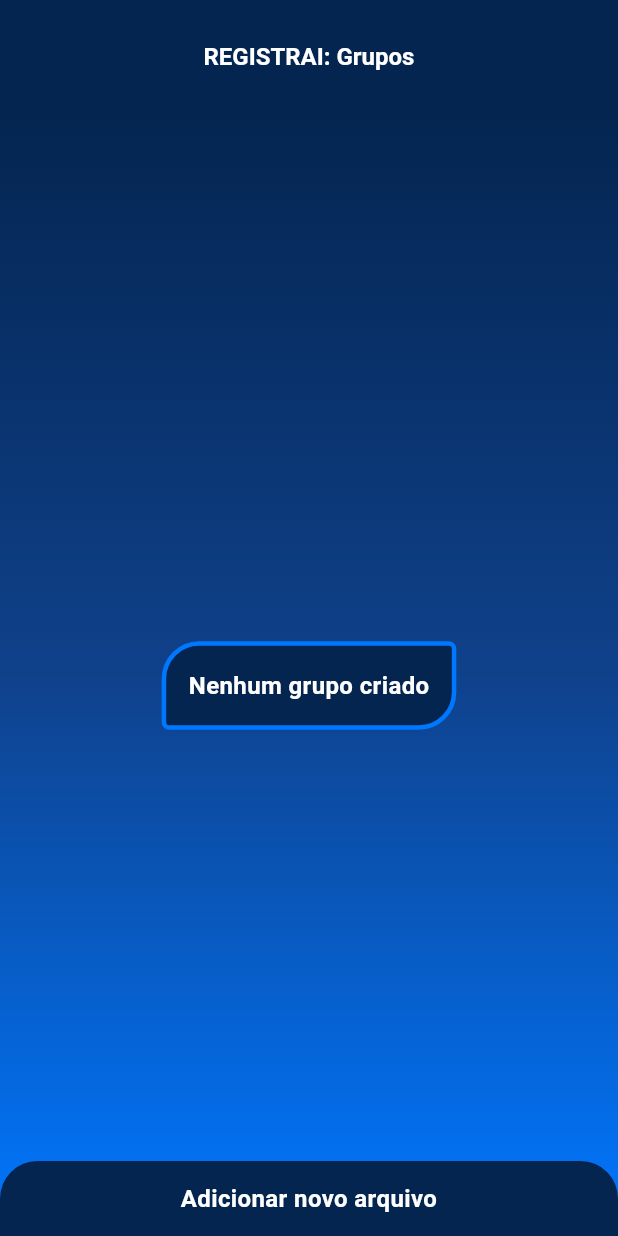
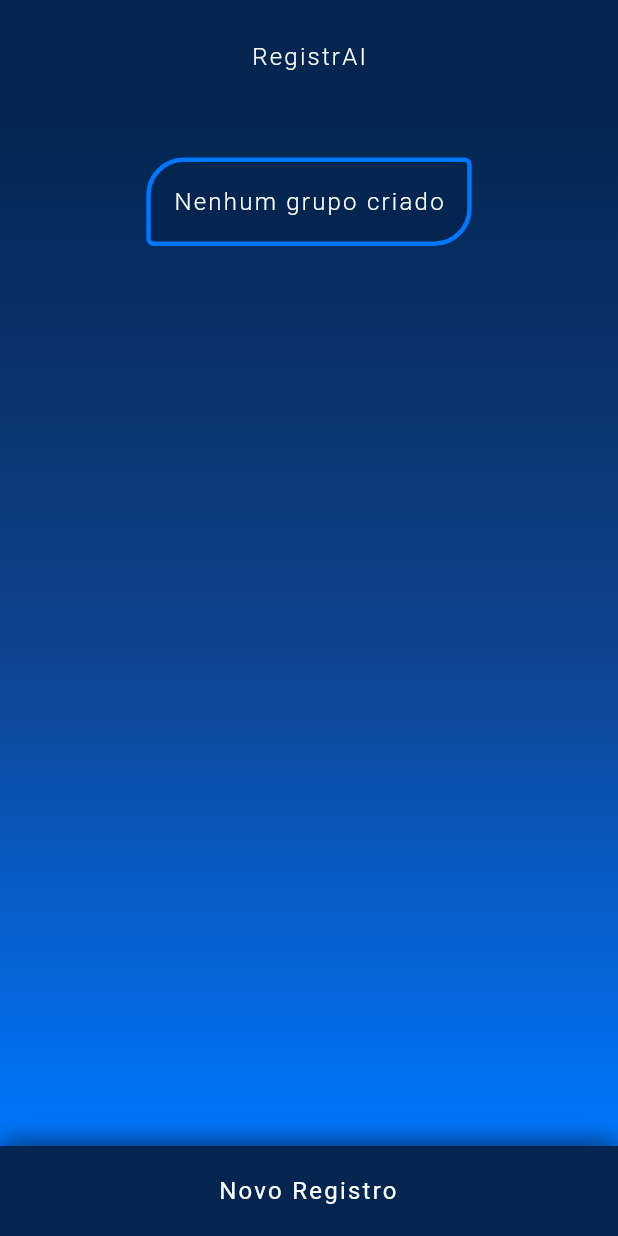
Before and after one commit to alexandrofuchs/autogen_registry_app, a Flutter app: the screen it shows after launch, on a phone screen of 412 x 824 dp. Run offline on Flutter 3.47's test engine with Material 3 defaults, Android fonts, the phone set to English and light mode, and no system bars; our stand-ins replace camera, equatable, flutter_animate, flutter_markdown, get_it, sqflite; accounts and stored records are empty.

Commit message:
fixed:[group list margin, new registry on specific category],

```diff
--- a/lib/core/theme/app_text_styles.dart
+++ b/lib/core/theme/app_text_styles.dart
@@ -2,15 +2,15 @@ import 'package:flutter/material.dart';
 import 'package:autogen_registry_app/core/theme/app_colors.dart';
 
 abstract class AppTextStyles {
-  static const TextStyle titleStyleLarge = TextStyle(color: AppColors.primaryColorDark, fontSize: 18, fontWeight: FontWeight.w500);
-  static const TextStyle titleStyleMedium = TextStyle(color: AppColors.primaryColorDark, fontSize: 16, fontWeight: FontWeight.w400);
-  static const TextStyle titleStyleSmall = TextStyle(color: AppColors.primaryColorDark, fontSize: 14, fontWeight: FontWeight.w400);
+  static const TextStyle titleStyleLarge = TextStyle(color: AppColors.primaryColorDark, fontSize: 18, fontWeight: FontWeight.w300, letterSpacing: 1.5);
+  static const TextStyle titleStyleMedium = TextStyle(color: AppColors.primaryColorDark, fontSize: 16, fontWeight: FontWeight.w300, letterSpacing: 1.0);
+  static const TextStyle titleStyleSmall = TextStyle(color: AppColors.primaryColorDark, fontSize: 14, fontWeight: FontWeight.w300, letterSpacing: 0.5);
 
-  static const TextStyle labelStyleLarge = TextStyle(color: AppColors.secundaryColor, fontSize: 16, fontWeight: FontWeight.w600);
-  static const TextStyle labelStyleMedium = TextStyle(color: AppColors.secundaryColor, fontSize: 14, fontWeight: FontWeight.w500);
-  static const TextStyle labelStyleSmall = TextStyle(color: AppColors.secundaryColor, fontSize: 12, fontWeight: FontWeight.w400);
+  static const TextStyle labelStyleLarge = TextStyle(color: AppColors.secundaryColor, fontSize: 16, fontWeight: FontWeight.w300, letterSpacing: 1.5);
+  static const TextStyle labelStyleMedium = TextStyle(color: AppColors.secundaryColor, fontSize: 14, fontWeight: FontWeight.w300, letterSpacing: 1.0);
+  static const TextStyle labelStyleSmall = TextStyle(color: AppColors.secundaryColor, fontSize: 12, fontWeight: FontWeight.w300, letterSpacing: 0.5);
 
-  static const TextStyle bodyStyleLarge = TextStyle(color: AppColors.primaryColorDark, fontSize: 16, fontWeight: FontWeight.w500);
-  static const TextStyle bodyStyleMedium = TextStyle(color: AppColors.primaryColorDark, fontSize: 14, fontWeight: FontWeight.w400);
-  static const TextStyle bodyStyleSmall = TextStyle(color: AppColors.primaryColorDark, fontSize: 12, fontWeight: FontWeight.w400);
+  static const TextStyle bodyStyleLarge = TextStyle(color: AppColors.primaryColorDark, fontSize: 16, fontWeight: FontWeight.w300, letterSpacing: 1.5);
+  static const TextStyle bodyStyleMedium = TextStyle(color: AppColors.primaryColorDark, fontSize: 14, fontWeight: FontWeight.w300, letterSpacing: 1.0);
+  static const TextStyle bodyStyleSmall = TextStyle(color: AppColors.primaryColorDark, fontSize: 12,fontWeight: FontWeight.w300, letterSpacing: 0.5 );
 }
--- a/lib/core/widgets/common/common_widgets.dart
+++ b/lib/core/widgets/common/common_widgets.dart
@@ -7,10 +7,11 @@ import 'package:autogen_registry_app/core/theme/app_text_styles.dart';
 mixin CommonWidgets {
   Widget titleContainer(String text, {Function()? backAction}) => Container(
                 decoration: const BoxDecoration(
-          borderRadius: BorderRadius.only(topLeft: Radius.circular(25), topRight: Radius.circular(25)),
+          boxShadow: [BoxShadow(color: AppColors.primaryColorDark, blurRadius: 15, offset: Offset(0, -1))],
+          borderRadius: BorderRadius.only(topLeft: Radius.circular(0), topRight: Radius.circular(0)),
           color: AppColors.primaryColorDark,
         ),
-        height: 50,
+        height: 60,
         child: Row(
           mainAxisAlignment: MainAxisAlignment.center,
           children: [
@@ -26,7 +27,7 @@ mixin CommonWidgets {
               child: Text(
                 text,
                 textAlign: TextAlign.center,
-                style: AppTextStyles.labelStyleLarge,
+                style: AppTextStyles.labelStyleLarge.copyWith(fontWeight: FontWeight.normal),
               ),
             ),
 
--- a/lib/root/app_entry.dart
+++ b/lib/root/app_entry.dart
@@ -8,7 +8,7 @@ class AppEntry extends StatelessWidget {
   @override
   Widget build(BuildContext context) {
     return MaterialApp(
-        title: 'Flutter Demo',
+        title: 'RegistrAI',
         theme: AppTheme.defaultTheme(context),
         home: HomeWorflow.groupsPage());
   }
--- a/lib/workflow/home/home_worflow.dart
+++ b/lib/workflow/home/home_worflow.dart
@@ -1,6 +1,4 @@
-import 'package:autogen_registry_app/workflow/chat/presenter/chat_page.dart';
-import 'package:autogen_registry_app/workflow/chat/presenter/chat_provider.dart';
-import 'package:autogen_registry_app/workflow/home/domain/models/registry_model.dart';
+import 'package:autogen_registry_app/workflow/home/presenter/pages/new_registry/new_registry_page.dart';
 import 'package:flutter/material.dart';
 import 'package:get_it/get_it.dart';
 import 'package:autogen_registry_app/core/services/app_cameras.dart';
@@ -27,21 +25,21 @@ abstract class HomeWorflow {
   static Widget openedRegistryGroupPage(String param) =>
       ChangeNotifierProvider<RegistriesProvider>(
         create: (context) => RegistriesProvider(GetIt.I.get()),
-        builder: (context, child) => child ?? const Center(child: CircularProgressIndicator(),),
+        builder: (context, child) =>
+            child ??
+            const Center(
+              child: CircularProgressIndicator(),
+            ),
         child: OpenedRegistriesGroupPage(group: param),
       );
 
   static Widget groupsPage() => ChangeNotifierProvider<RegistryGroupsProvider>(
         create: (context) => RegistryGroupsProvider(GetIt.I.get()),
-        builder: (context, child) => child ??
-          const Center(child: CircularProgressIndicator(),),
-        lazy: true,
+        builder: (context, child) => child!,
+
         child: const RegistryGroupsPage(),
       );
 
-  static Widget newRegistryPage(RegistryModel registry) =>
-      ChangeNotifierProvider(
-        create: (context) => ChatProvider(GetIt.I.get()),
-        child: ChatPage(registry: registry),
-      );
+  static Widget newRegistryPage({List<String>? groups, String? specificGroup}) =>
+      NewRegistryPage(groups: groups, specificGroup: specificGroup,);
 }
--- a/lib/workflow/home/presenter/pages/groups/registry_groups_page.dart
+++ b/lib/workflow/home/presenter/pages/groups/registry_groups_page.dart
@@ -1,4 +1,3 @@
-import 'package:autogen_registry_app/workflow/home/presenter/widgets/new_registry_footer.dart';
 import 'package:flutter/material.dart';
 import 'package:autogen_registry_app/core/theme/app_colors.dart';
 import 'package:autogen_registry_app/core/theme/app_gradients.dart';
@@ -19,48 +18,64 @@ class RegistryGroupsPage extends StatefulWidget {
 }
 
 class _RegistryGroupsPageState extends State<RegistryGroupsPage>
-    with CommonWidgets, NewRegistryFooter, RegistryGroupsWidgets {
-
+    with CommonWidgets, RegistryGroupsWidgets {
   @override
   void initState() {
+    super.initState();
+
     context.read<RegistryGroupsProvider>().load();
-    super.initState();
   }
 
   @override
   void dispose() {
-    // context.read<RegistryGroupsProvider>().dispose();
     super.dispose();
   }
+
+  Widget loading() => const Center(child: CircularProgressIndicator());
+
+  Widget failed() => Center(
+        child: Text(
+          context.read<RegistryGroupsProvider>().errorMessage!,
+          style: AppTextStyles.labelStyleLarge,
+        ),
+      );
+
+  Widget loaded() => Container(
+      margin: const EdgeInsets.only(bottom: 60),
+      decoration: const BoxDecoration(gradient: AppGradients.primaryColors),
+      child: loadedGroups(context.read<RegistryGroupsProvider>()));
+
+  Widget newRegistryFooter() => GestureDetector(
+      onTap: () {
+        Navigator.push(
+          context,
+          AppRouter.route(
+              HomeWorflow.newRegistryPage(
+                  groups: context.read<RegistryGroupsProvider>().groups),
+              transition: RouteTransition.downToUp),
+        );
+      },
+      child: titleContainer('Novo Registro'));
 
   @override
   Widget build(BuildContext context) {
     return Scaffold(
       appBar: AppBar(
         centerTitle: true,
-        title: const Text('REGISTRAI: Grupos'),
+        title: const Text('RegistrAI'),
       ),
       persistentFooterAlignment: AlignmentDirectional.bottomCenter,
       floatingActionButtonLocation: FloatingActionButtonLocation.centerDocked,
-      floatingActionButton: newRegistryFooter(context),
+      floatingActionButton: newRegistryFooter(),
       body: Selector<RegistryGroupsProvider, RegistryGroupsProviderStatus>(
-          selector: (context, provider) => provider.status,
-          builder: (context, status, child) => switch (status) {
-            RegistryGroupsProviderStatus.loading => const Center(
-                child: CircularProgressIndicator(),
-              ),
-            RegistryGroupsProviderStatus.failed => Center(
-                child: Text(
-                  context.read<RegistryGroupsProvider>().errorMessage!,
-                  style: AppTextStyles.labelStyleLarge,
-                ),
-              ),
-            RegistryGroupsProviderStatus.loaded => Container(
-                decoration:
-                    const BoxDecoration(gradient: AppGradients.primaryColors),
-                child: loadedGroups(context.read<RegistryGroupsProvider>()))
-          },
-        ),
-      );
+        selector: (context, provider) => provider.status,
+        shouldRebuild: (previous, next) => previous != next,
+        builder: (context, status, child) => switch (status) {
+          RegistryGroupsProviderStatus.loading => loading(),
+          RegistryGroupsProviderStatus.failed => failed(),
+          RegistryGroupsProviderStatus.loaded => loaded(),
+        },
+      ),
+    );
   }
 }
--- a/lib/workflow/home/presenter/pages/groups/registry_groups_provider.dart
+++ b/lib/workflow/home/presenter/pages/groups/registry_groups_provider.dart
@@ -21,6 +21,12 @@ class RegistryGroupsProvider extends ChangeNotifier {
   List<String> get groups => _sourceList ?? [];
 
   Future<void> load() async {
+
+    if(_status != RegistryGroupsProviderStatus.loading){
+      _status = RegistryGroupsProviderStatus.loading;
+      notifyListeners();
+    }
+
     final response = await _repository.load();
     response.resolve(onFail: (message) {
       _errorMessage = message;
--- a/lib/workflow/home/presenter/pages/groups/registry_groups_widgets.dart
+++ b/lib/workflow/home/presenter/pages/groups/registry_groups_widgets.dart
@@ -1,7 +1,8 @@
 part of 'registry_groups_page.dart';
 
 mixin RegistryGroupsWidgets on CommonWidgets {
-  Widget groupWidget(BuildContext context, RegistryGroupsProvider provider, int groupIndex) =>
+  Widget groupWidget(BuildContext context, RegistryGroupsProvider provider,
+          int groupIndex) =>
       GestureDetector(
         onTap: () {
           Navigator.push(
@@ -13,16 +14,14 @@ mixin RegistryGroupsWidgets on CommonWidgets {
         },
         child: Container(
             margin: const EdgeInsets.only(top: 15, left: 5, right: 5),
-            decoration: const BoxDecoration(
+            decoration: BoxDecoration(
               color: AppColors.primaryColorDark,
-              borderRadius: BorderRadius.only(
-                  bottomLeft: Radius.circular(25),
-                  topLeft: Radius.circular(5),
-                  bottomRight: Radius.circular(5),
-                  topRight: Radius.circular(25)),
-              border: Border(
-                  top: BorderSide(color: AppColors.backgroundColor),
-                  bottom: BorderSide(color: AppColors.backgroundColor)),
+              borderRadius: const BorderRadius.only(
+                  bottomLeft: Radius.circular(50),
+                  topLeft: Radius.circular(25),
+                  bottomRight: Radius.circular(25),
+                  topRight: Radius.circular(50)),
+              border: Border.all(color: AppColors.primaryColorLight, width: 1.5),
             ),
             padding: const EdgeInsets.only(left: 15, right: 15),
             child: Row(
@@ -40,32 +39,40 @@ mixin RegistryGroupsWidgets on CommonWidgets {
             )),
       );
 
-  Widget loadedGroups(RegistryGroupsProvider provider) => Container(
+  Widget loadedGroups(RegistryGroupsProvider provider) => RefreshIndicator(
+      onRefresh: () async {
+        await provider.load();
+      },
+      child: Container(
         margin: const EdgeInsets.only(top: 15),
         alignment: Alignment.topCenter,
         padding: const EdgeInsets.all(15),
         child: provider.groups.isEmpty
-            ? Center(
-                child: Container(
-                  decoration: const ShapeDecoration(shape: RoundedRectangleBorder(
-                    side: BorderSide(color: AppColors.primaryColorLight, width: 3),
-                    borderRadius: BorderRadius.only(
-                      bottomLeft: Radius.circular(5),topRight: Radius.circular(5),
-                      topLeft: Radius.circular(25), bottomRight: Radius.circular(25))
+            ? ListView(
+              shrinkWrap: true,
+              children: [Center(
+                  child: Container(
+                    decoration: const ShapeDecoration(
+                        shape: RoundedRectangleBorder(
+                            side: BorderSide(
+                                color: AppColors.primaryColorLight, width: 3),
+                            borderRadius: BorderRadius.only(
+                                bottomLeft: Radius.circular(5),
+                                topRight: Radius.circular(5),
+                                topLeft: Radius.circular(25),
+                                bottomRight: Radius.circular(25))),
+                        color: AppColors.primaryColorDark),
+                    padding: const EdgeInsets.all(15),
+                    child: const Text('Nenhum grupo criado',
+                        style: AppTextStyles.labelStyleLarge),
                   ),
-                  color: AppColors.primaryColorDark),
-                  padding: const EdgeInsets.all(15),
-                  child: const Text(
-                    'Nenhum grupo criado',
-                    style: AppTextStyles.labelStyleLarge
-                  ),
-                ),
-              )
+                )]
+            )
             : ListView.builder(
                 shrinkWrap: true,
                 itemCount: provider.groups.length,
                 itemBuilder: (context, groupIndex) =>
                     groupWidget(context, provider, groupIndex),
               ),
-      );
+      ));
 }
--- a/lib/workflow/home/presenter/pages/new_registry/new_registry_widgets.dart
+++ b/lib/workflow/home/presenter/pages/new_registry/new_registry_widgets.dart
@@ -7,7 +7,7 @@ mixin NewRegistryWidgets on CommonWidgets{
   late final TextInputValidator _descriptionTextInput;
   late final TextInputValidator _groupTextInput;
 
-  late final List<String> _groups;
+  late final List<String> _groupsToSelect;
 
 
   Widget selectField<DataType extends Object>(List<DataType> options,
--- a/lib/workflow/home/presenter/pages/registries/opened_registries_group_widgets.dart
+++ b/lib/workflow/home/presenter/pages/registries/opened_registries_group_widgets.dart
@@ -79,6 +79,7 @@ mixin OpenedRegistriesGroupWidgets on SearchbarWidget {
 
   Widget openedGroupWidget() => Container(
       decoration: const BoxDecoration(gradient: AppGradients.primaryColors),
+      margin: EdgeInsets.only(bottom: 25),
       child: Selector<RegistriesProvider, RegistriesProviderStatus>(
           selector: (context, provider) => provider.status,
           builder: (context, status, child) => switch (status) {
--- a/lib/workflow/home/presenter/widgets/new_registry_footer.dart
+++ /dev/null
@@ -1,19 +0,0 @@
-import 'package:flutter/material.dart';
-import 'package:autogen_registry_app/core/widgets/common/common_widgets.dart';
-import 'package:autogen_registry_app/root/app_router.dart';
-import 'package:autogen_registry_app/workflow/home/presenter/pages/new_registry/new_registry_page.dart';
-import 'package:autogen_registry_app/workflow/home/presenter/pages/groups/registry_groups_provider.dart';
-import 'package:provider/provider.dart';
-
-mixin NewRegistryFooter on CommonWidgets {
-  Widget newRegistryFooter(BuildContext context) => GestureDetector(
-        onTap: () {
-          Navigator.of(context).push(AppRouter.route(
-              ChangeNotifierProvider<RegistryGroupsProvider>.value(
-                  value: context.read<RegistryGroupsProvider>(),
-                  builder: (context, child) => child!,
-                  child: const NewRegistryPage()), transition: RouteTransition.downToUp),);
-        },
-        child: titleContainer('Adicionar novo arquivo'),
-      );
-}
```
Also changed, not shown: lib/workflow/chat/presenter/widgets/loaded_chat_widget.dart (+39 -8 lines), lib/workflow/home/presenter/pages/new_registry/new_registry_page.dart (+17 -13 lines), lib/workflow/home/presenter/pages/registries/opened_registries_group_page.dart (+8 -2 lines).
